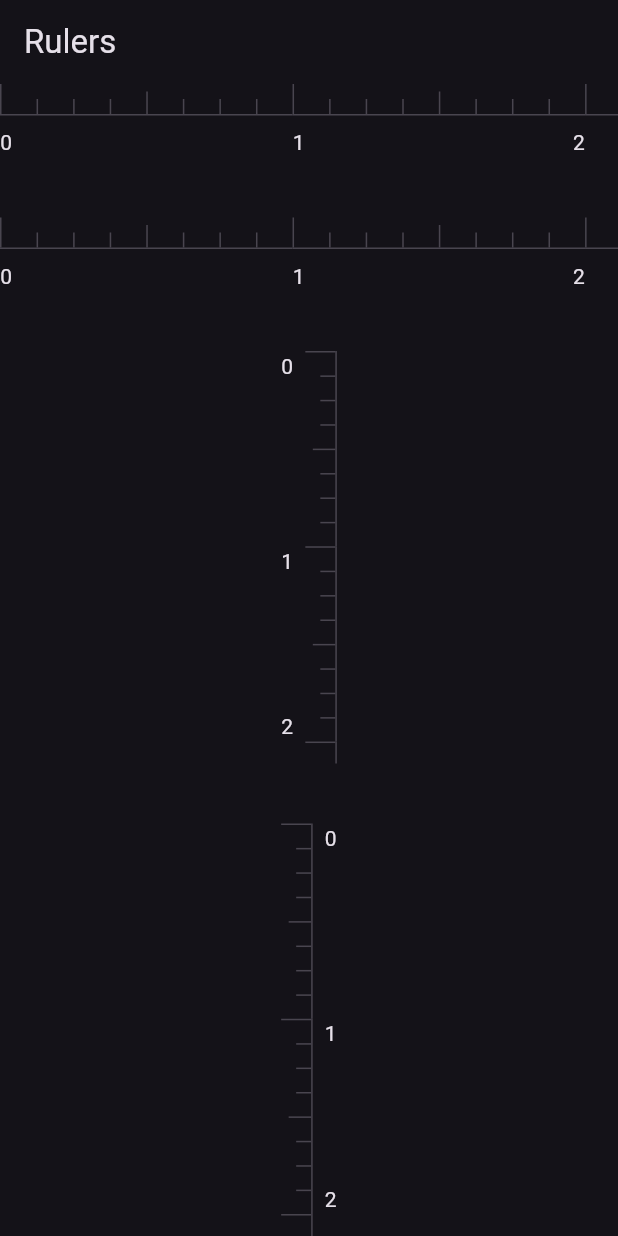
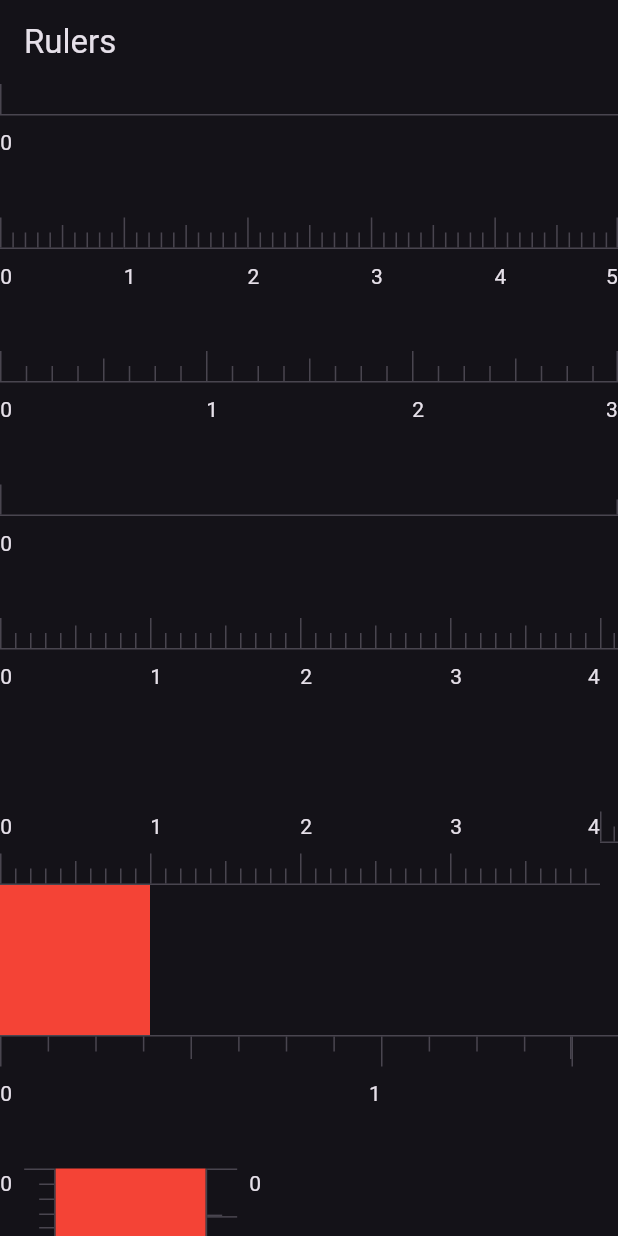
Before and after one commit to masreplay/ruler.dart, a Flutter app: the screen it shows after launch, on a phone screen of 412 x 824 dp. Run offline on Flutter 3.47's test engine with Material 2 defaults, Android fonts, the phone set to English and light mode, and no system bars; our stand-ins replace device_info_plus, freezed_annotation.

Commit message:
update: example

```diff
--- a/docs_gen/lib/build_docs.dart
+++ b/docs_gen/lib/build_docs.dart
@@ -1,7 +1,7 @@
 import 'dart:io';
 
 import 'package:flutter/material.dart';
-import 'package:ruler/ruler.dart';
+import 'package:real_ruler/ruler.dart';
 
 import 'documentation.dart';
 import 'generate_image.dart';
--- a/docs_gen/lib/demos/documentations.dart
+++ b/docs_gen/lib/demos/documentations.dart
@@ -1,6 +1,6 @@
 import 'package:docs/codeviewer/code_segments.dart';
 import 'package:flutter/material.dart';
-import 'package:ruler/ruler.dart';
+import 'package:real_ruler/ruler.dart';
 
 import '../documentation.dart';
 
--- a/real_ruler/example/lib/main.dart
+++ b/real_ruler/example/lib/main.dart
@@ -1,5 +1,5 @@
 import 'package:flutter/material.dart';
-import 'package:real_ruler/ruler.dart';
+import 'package:real_ruler/real_ruler.dart';
 
 void main() {
   runApp(const MyApp());
@@ -27,77 +27,55 @@ class HomePage extends StatelessWidget {
   @override
   Widget build(BuildContext context) {
     const padding = SizedBox.square(dimension: 40);
-    final distance = (16.9 / 8).inch(8);
 
     return Scaffold(
       appBar: AppBar(title: const Text("Rulers")),
       body: Column(
         children: [
           /// 10 centimeters
-          // Ruler.count(0.05.cm),
+          Ruler.count(0.05.cm),
+          padding,
 
-          Ruler.count(distance),
+          /// 5 inches and 10 graduations per inch
+          Ruler.count(5.inch(10)),
           padding,
-          Ruler.count(distance),
+
+          // 24 graduation of inch with 8 graduations
+          Ruler.count(24.inchGraduation(8)),
           padding,
-          Expanded(
-            child: Ruler.count(
-              distance,
-              axis: Axis.vertical,
-              numberSide: RulerSide.start,
+
+          Ruler.count(1.inchGraduation(8)),
+          padding,
+
+          // 100 pixel each cm width
+          Ruler.dynamic(100.cm),
+          padding,
+
+          // cm equalivlaint to real life ruler's cm
+          Ruler.real(system: MeasureSystem.metric),
+          padding,
+
+          DynamicDoubleSidedRuler(
+            cmWidth: 100,
+            child: Container(
+              width: 100,
+              height: 100,
+              color: Colors.red,
             ),
           ),
           padding,
+
           Expanded(
-            child: Ruler.count(
-              distance,
-              axis: Axis.vertical,
-              numberSide: RulerSide.end,
+            child: DynamicDoubleSidedRuler(
+              cmWidth: 100,
+              rulersAxis: Axis.vertical,
+              child: Container(
+                width: 100,
+                height: 100,
+                color: Colors.red,
+              ),
             ),
-          ),
-
-          /// 5 inches and 10 graduations per inch
-          // Ruler.count(5.1.inch(10)),
-
-          // padding,
-
-          // padding,
-          // 24 graduation of inch with 8 graduations
-          // Ruler.count(16.9.inchGraduation(8)),
-
-          // padding,
-          // Ruler.count(1.inchGraduation(8)),
-
-          // padding,
-          // 100 pixel each cm width
-          // Ruler.dynamic(100.cm),
-
-          // padding,
-          // cm equalivlaint to real life ruler's cm
-          // Ruler.real(system: MeasureSystem.metric),
-
-          // padding,
-          // DynamicDoubleSidedRuler(
-          //   cmWidth: 100,
-          //   child: Container(
-          //     width: 100,
-          //     height: 100,
-          //     color: Colors.red,
-          //   ),
-          // ),
-
-          // padding,
-          // Expanded(
-          //   child: DynamicDoubleSidedRuler(
-          //     cmWidth: 100,
-          //     rulersAxis: Axis.vertical,
-          //     child: Container(
-          //       width: 100,
-          //       height: 100,
-          //       color: Colors.red,
-          //     ),
-          //   ),
-          // )
+          )
         ],
       ),
     );
--- a/real_ruler/lib/src/double_sided_ruler.dart
+++ b/real_ruler/lib/src/double_sided_ruler.dart
@@ -1,7 +1,7 @@
 import 'package:flutter/material.dart';
 import 'package:real_ruler/src/axis.dart';
 
-import '../ruler.dart';
+import '../real_ruler.dart';
 
 class DynamicDoubleSidedRuler extends StatelessWidget {
   const DynamicDoubleSidedRuler({
--- a/real_ruler/lib/src/measure_system.dart
+++ b/real_ruler/lib/src/measure_system.dart
@@ -1,4 +1,4 @@
-import 'package:real_ruler/ruler.dart';
+import 'package:real_ruler/real_ruler.dart';
 
 /// The measure system used to display the ruler.
 enum MeasureSystem {
```
Also changed, not shown: real_ruler/lib/real_ruler.dart (renamed from real_ruler/lib/ruler.dart), 1 other file.
